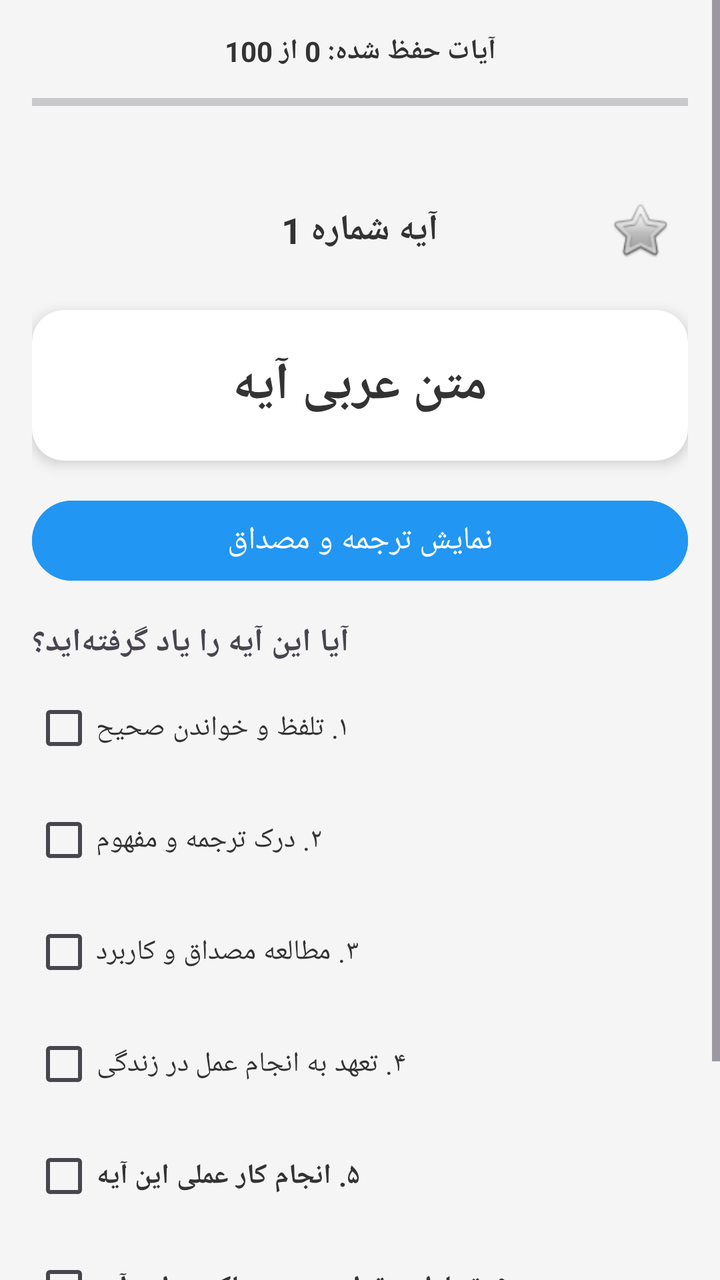
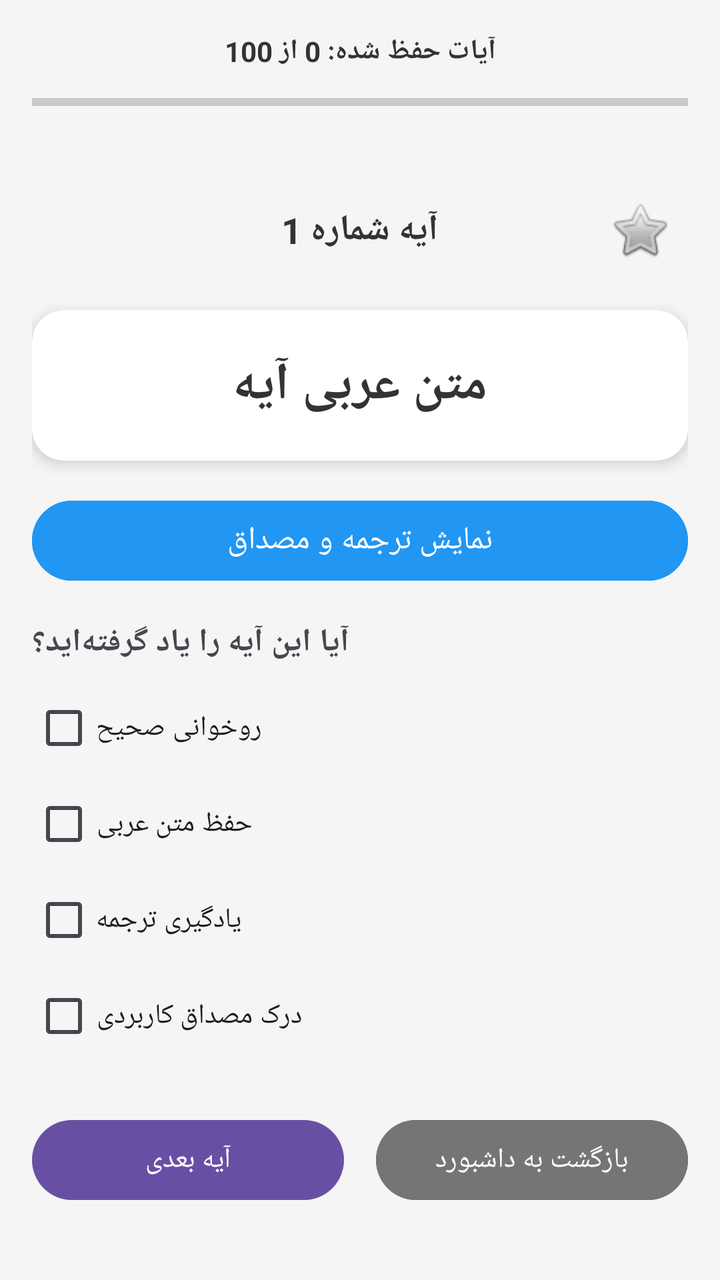

Compare the two renders of this Android layout. The source of the first and the diff that turns it into the second are given below.
<!-- AndroidManifest.xml: application theme Theme.Material3.DayNight.NoActionBar -->
<!-- res/layout/activity_main.xml -->
<?xml version="1.0" encoding="utf-8"?>
<ScrollView xmlns:android="http://schemas.android.com/apk/res/android"
    xmlns:app="http://schemas.android.com/apk/res-auto"
    xmlns:tools="http://schemas.android.com/tools"
    android:layout_width="match_parent"
    android:layout_height="match_parent"
    android:background="#F5F5F5"
    tools:context=".MainActivity">

    <LinearLayout
        android:layout_width="match_parent"
        android:layout_height="wrap_content"
        android:orientation="vertical"
        android:padding="16dp">

        
        <LinearLayout
            android:layout_width="match_parent"
            android:layout_height="wrap_content"
            android:orientation="vertical"
            android:layout_marginBottom="16dp">

            <TextView
                android:id="@+id/progressStatsText"
                android:layout_width="match_parent"
                android:layout_height="wrap_content"
                android:text="آیات حفظ شده: 0 از 100"
                android:gravity="center"
                android:textColor="#333333"
                android:textSize="14sp"
                android:textStyle="bold"
                android:layout_marginBottom="8dp"/>

            <ProgressBar
                android:id="@+id/progressBar"
                style="?android:attr/progressBarStyleHorizontal"
                android:layout_width="match_parent"
                android:layout_height="wrap_content"
                android:max="100"
                android:progress="0"
                android:progressTint="#4CAF50"
                android:layout_marginBottom="16dp"/>
        </LinearLayout>

        
        <RelativeLayout
            android:layout_width="match_parent"
            android:layout_height="wrap_content"
            android:layout_marginBottom="16dp">

            <TextView
                android:id="@+id/verseNumber"
                android:layout_width="wrap_content"
                android:layout_height="wrap_content"
                android:layout_centerInParent="true"
                android:text="آیه شماره 1"
                android:textColor="#333333"
                android:textSize="18sp"
                android:textStyle="bold" />

            <ImageButton
                android:id="@+id/favoriteButton"
                android:layout_width="48dp"
                android:layout_height="48dp"
                android:layout_alignParentEnd="true"
                android:background="?attr/selectableItemBackgroundBorderless"
                android:contentDescription="علاقه‌مندی‌ها"
                android:src="@android:drawable/btn_star_big_off" />
        </RelativeLayout>

        
        <androidx.cardview.widget.CardView
            android:layout_width="match_parent"
            android:layout_height="wrap_content"
            android:layout_marginBottom="16dp"
            app:cardCornerRadius="16dp"
            app:cardElevation="4dp">

            <TextView
                android:id="@+id/arabicText"
                android:layout_width="match_parent"
                android:layout_height="wrap_content"
                android:gravity="center"
                android:padding="20dp"
                android:text="متن عربی آیه"
                android:textColor="#333333"
                android:textSize="26sp"
                android:textStyle="bold" />
        </androidx.cardview.widget.CardView>

        
        <androidx.recyclerview.widget.RecyclerView
            android:id="@+id/wordsRecyclerView"
            android:layout_width="match_parent"
            android:layout_height="wrap_content"
            android:layout_marginBottom="16dp"
            android:nestedScrollingEnabled="false"
            android:layoutDirection="rtl"
            android:visibility="gone" />

        
        <Button
            android:id="@+id/btnShowTranslation"
            android:layout_width="match_parent"
            android:layout_height="wrap_content"
            android:text="نمایش ترجمه و مصداق"
            android:textSize="16sp"
            android:backgroundTint="#2196F3"
            android:textColor="#FFFFFF"
            android:layout_marginBottom="16dp" />

        
        <androidx.cardview.widget.CardView
            android:id="@+id/cardTranslation"
            android:layout_width="match_parent"
            android:layout_height="wrap_content"
            android:layout_marginBottom="16dp"
            android:visibility="gone"
            app:cardCornerRadius="12dp"
            app:cardElevation="2dp">

            <TextView
                android:id="@+id/translation"
                android:layout_width="match_parent"
                android:layout_height="wrap_content"
                android:padding="16dp"
                android:text="ترجمه فارسی"
                android:textColor="#666666"
                android:textSize="18sp"
                android:lineSpacingExtra="4dp"/>
        </androidx.cardview.widget.CardView>

        
        <androidx.cardview.widget.CardView
            android:id="@+id/cardExample"
            android:layout_width="match_parent"
            android:layout_height="wrap_content"
            android:layout_marginBottom="24dp"
            android:visibility="gone"
            app:cardCornerRadius="12dp"
            app:cardElevation="2dp">

            <TextView
                android:id="@+id/exampleText"
                android:layout_width="match_parent"
                android:layout_height="wrap_content"
                android:padding="16dp"
                android:text="مصداق کاربردی"
                android:textColor="#00796B"
                android:textSize="16sp"
                android:textStyle="italic"
                android:lineSpacingExtra="4dp"/>
        </androidx.cardview.widget.CardView>

        
        <TextView
            android:id="@+id/tvQuestionTitle"
            android:layout_width="wrap_content"
            android:layout_height="wrap_content"
            android:text="آیا این آیه را یاد گرفته‌اید؟"
            android:textSize="16sp"
            android:textStyle="bold"
            android:layout_marginBottom="8dp"/>

        
        <LinearLayout
            android:id="@+id/llCheckboxes"
            android:layout_width="match_parent"
            android:layout_height="wrap_content"
            android:orientation="vertical"
            android:layout_marginBottom="24dp">

            <CheckBox 
                android:id="@+id/checkBox1" 
                android:layout_width="wrap_content" 
                android:layout_height="wrap_content" 
                android:text="۱. تلفظ و خواندن صحیح" 
                android:textColor="#333333"/>

            <CheckBox 
                android:id="@+id/checkBox2" 
                android:layout_width="wrap_content" 
                android:layout_height="wrap_content" 
                android:layout_marginTop="8dp"
                android:text="۲. درک ترجمه و مفهوم" 
                android:textColor="#333333"/>

            <CheckBox 
                android:id="@+id/checkBox3" 
                android:layout_width="wrap_content" 
                android:layout_height="wrap_content" 
                android:layout_marginTop="8dp"
                android:text="۳. مطالعه مصداق و کاربرد" 
                android:textColor="#333333"/>

            <CheckBox 
                android:id="@+id/checkBox4" 
                android:layout_width="wrap_content" 
                android:layout_height="wrap_content" 
                android:layout_marginTop="8dp"
                android:text="۴. تعهد به انجام عمل در زندگی" 
                android:textColor="#333333"/>

            <CheckBox 
                android:id="@+id/checkBox5" 
                android:layout_width="wrap_content" 
                android:layout_height="wrap_content" 
                android:layout_marginTop="8dp"
                android:text="۵. انجام کار عملی این آیه" 
                android:textColor="#333333"
                android:textStyle="bold"/>

            <CheckBox 
                android:id="@+id/checkBox6" 
                android:layout_width="wrap_content" 
                android:layout_height="wrap_content" 
                android:layout_marginTop="8dp"
                android:text="۶. تسلط بر قواعد عربی حاکم بر این آیه" 
                android:textColor="#333333"
                android:textStyle="bold"/>
        </LinearLayout>

        
        <LinearLayout
            android:layout_width="match_parent"
            android:layout_height="wrap_content"
            android:orientation="horizontal"
            android:gravity="center"
            android:layout_marginBottom="16dp">

            <Button
                android:id="@+id/nextButton"
                android:layout_width="0dp"
                android:layout_height="wrap_content"
                android:layout_weight="1"
                android:text="آیه بعدی"
                android:layout_marginEnd="8dp"/>

            <Button
                android:id="@+id/btnBackToDashboard"
                android:layout_width="0dp"
                android:layout_height="wrap_content"
                android:layout_weight="1"
                android:text="بازگشت به داشبورد"
                android:backgroundTint="#757575"
                android:layout_marginStart="8dp"/>
        </LinearLayout>

    </LinearLayout>
</ScrollView>
<!-- resources referenced by this layout -->
<resources>

</resources>

<!-- the commit's change to res/layout/activity_main.xml (unified diff, before → after) -->
@@ -89,6 +89,7 @@
         </androidx.cardview.widget.CardView>
 
         
+        
         <androidx.recyclerview.widget.RecyclerView
             android:id="@+id/wordsRecyclerView"
             android:layout_width="match_parent"
@@ -97,6 +98,7 @@
             android:nestedScrollingEnabled="false"
             android:layoutDirection="rtl"
             android:visibility="gone" />
+        
 
         
         <Button
@@ -154,7 +156,6 @@
 
         
         <TextView
-            android:id="@+id/tvQuestionTitle"
             android:layout_width="wrap_content"
             android:layout_height="wrap_content"
             android:text="آیا این آیه را یاد گرفته‌اید؟"
@@ -164,60 +165,15 @@
 
         
         <LinearLayout
-            android:id="@+id/llCheckboxes"
             android:layout_width="match_parent"
             android:layout_height="wrap_content"
             android:orientation="vertical"
             android:layout_marginBottom="24dp">
 
-            <CheckBox 
-                android:id="@+id/checkBox1" 
-                android:layout_width="wrap_content" 
-                android:layout_height="wrap_content" 
-                android:text="۱. تلفظ و خواندن صحیح" 
-                android:textColor="#333333"/>
-
-            <CheckBox 
-                android:id="@+id/checkBox2" 
-                android:layout_width="wrap_content" 
-                android:layout_height="wrap_content" 
-                android:layout_marginTop="8dp"
-                android:text="۲. درک ترجمه و مفهوم" 
-                android:textColor="#333333"/>
-
-            <CheckBox 
-                android:id="@+id/checkBox3" 
-                android:layout_width="wrap_content" 
-                android:layout_height="wrap_content" 
-                android:layout_marginTop="8dp"
-                android:text="۳. مطالعه مصداق و کاربرد" 
-                android:textColor="#333333"/>
-
-            <CheckBox 
-                android:id="@+id/checkBox4" 
-                android:layout_width="wrap_content" 
-                android:layout_height="wrap_content" 
-                android:layout_marginTop="8dp"
-                android:text="۴. تعهد به انجام عمل در زندگی" 
-                android:textColor="#333333"/>
-
-            <CheckBox 
-                android:id="@+id/checkBox5" 
-                android:layout_width="wrap_content" 
-                android:layout_height="wrap_content" 
-                android:layout_marginTop="8dp"
-                android:text="۵. انجام کار عملی این آیه" 
-                android:textColor="#333333"
-                android:textStyle="bold"/>
-
-            <CheckBox 
-                android:id="@+id/checkBox6" 
-                android:layout_width="wrap_content" 
-                android:layout_height="wrap_content" 
-                android:layout_marginTop="8dp"
-                android:text="۶. تسلط بر قواعد عربی حاکم بر این آیه" 
-                android:textColor="#333333"
-                android:textStyle="bold"/>
+            <CheckBox android:id="@+id/checkBox1" android:layout_width="wrap_content" android:layout_height="wrap_content" android:text="روخوانی صحیح" />
+            <CheckBox android:id="@+id/checkBox2" android:layout_width="wrap_content" android:layout_height="wrap_content" android:text="حفظ متن عربی" />
+            <CheckBox android:id="@+id/checkBox3" android:layout_width="wrap_content" android:layout_height="wrap_content" android:text="یادگیری ترجمه" />
+            <CheckBox android:id="@+id/checkBox4" android:layout_width="wrap_content" android:layout_height="wrap_content" android:text="درک مصداق کاربردی" />
         </LinearLayout>
 
         
